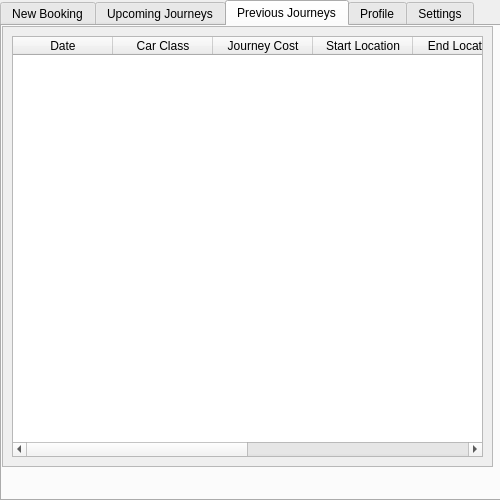
This is UI/UserScreen.ui in 1412kauti/ProjectHurricane as Qt 5 draws it before an edit. The edited form follows.
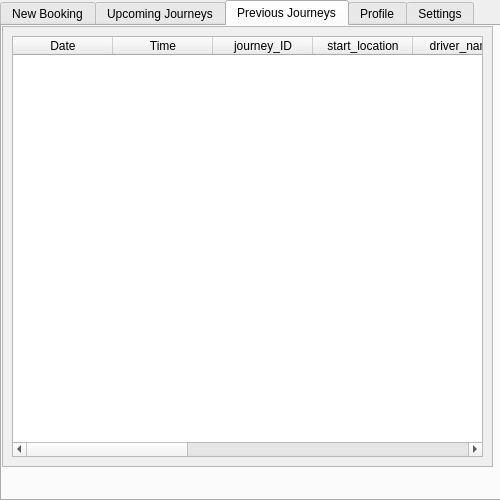
This is the edited form. The open tabs and pages were chosen to show the change.

The edit to the form file:
```diff
--- a/UI/UserScreen.ui
+++ b/UI/UserScreen.ui
@@ -532,6 +532,26 @@
            <string>Date</string>
           </property>
          </column>
+         <column>
+          <property name="text">
+           <string>Time</string>
+          </property>
+         </column>
+         <column>
+          <property name="text">
+           <string>journey_ID</string>
+          </property>
+         </column>
+         <column>
+          <property name="text">
+           <string>start_location</string>
+          </property>
+         </column>
+         <column>
+          <property name="text">
+           <string>driver_name</string>
+          </property>
+         </column>
          <column>
           <property name="text">
            <string>Car Class</string>
@@ -539,27 +559,22 @@
          </column>
          <column>
           <property name="text">
-           <string>Journey Cost</string>
+           <string>car_make</string>
           </property>
          </column>
          <column>
           <property name="text">
-           <string>Start Location</string>
+           <string>car_colour</string>
           </property>
          </column>
          <column>
           <property name="text">
-           <string>End Location</string>
+           <string>price</string>
           </property>
          </column>
          <column>
           <property name="text">
-           <string>Driver Name</string>
-          </property>
-         </column>
-         <column>
-          <property name="text">
-           <string>Vehicle Number</string>
+           <string>distance</string>
           </property>
          </column>
          <column>
```
Left out of the diff: 2 changed lines with no effect on the pictures.
